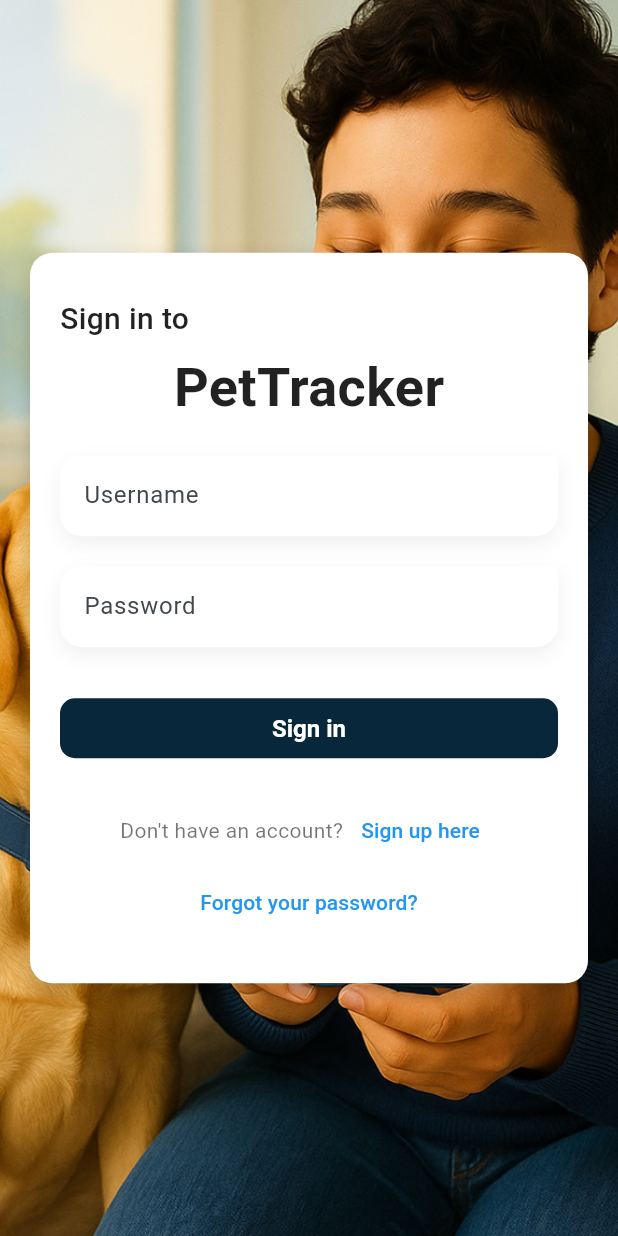
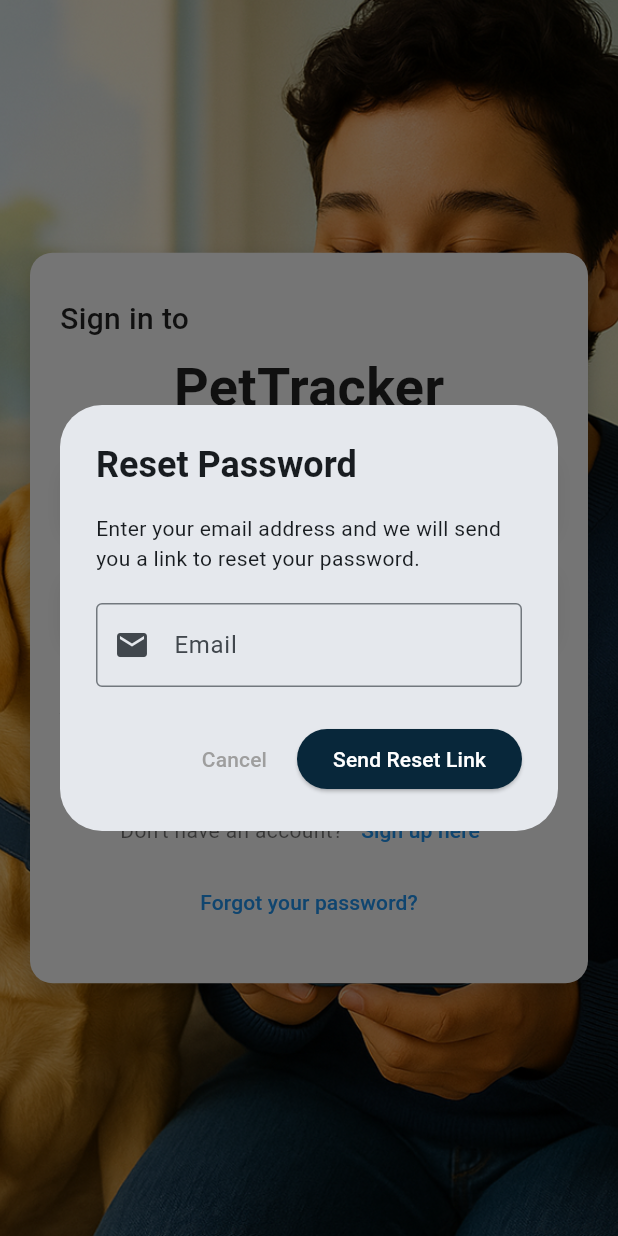
Before and after one commit to Vetlink-Agile-Development/Pet-Tracker-App, a Flutter app: the screen it shows after launch, after a tap on "Forgot your password?", on a phone screen of 412 x 824 dp. Run offline on Flutter 3.47's test engine with Material 3 defaults, Android fonts, the phone set to English and light mode, and no system bars; our stand-ins replace dash_chat_2, dio, fl_chart, flutter_dotenv, flutter_map, flutter_riverpod and 6 more.

Commit message:
feat: reset password added

```diff
--- /dev/null
+++ b/lib/features/auth/domain/datasources/password_reset_datasource.dart
@@ -0,0 +1,4 @@
+
+abstract class PasswordResetDatasource {
+  Future<void> sendPasswordResetEmail(String email);
+}
--- /dev/null
+++ b/lib/features/auth/domain/repositories/password_reset_repository.dart
@@ -0,0 +1,4 @@
+
+abstract class PasswordResetRepository {
+  Future<void> sendPasswordResetEmail(String email);
+}
--- /dev/null
+++ b/lib/features/auth/infrastructure/datasources/password_reset_datasource_impl.dart
@@ -0,0 +1,27 @@
+
+import 'package:dio/dio.dart';
+import 'package:pet_tracker/config/consts/environments.dart';
+import 'package:pet_tracker/features/auth/domain/datasources/password_reset_datasource.dart';
+
+class PasswordResetDatasourceImpl implements PasswordResetDatasource {
+
+  final Dio dio = Dio(BaseOptions(
+    baseUrl: Environment.apiUrl,
+    headers: {
+      'Content-Type': 'application/json',
+      'Accept': 'application/json'
+    },
+  ));
+
+  @override
+  Future<void> sendPasswordResetEmail(String email) async {
+    try {
+      await dio.post(
+        '/password-reset/request',
+        data: {'email': email},
+      );
+    } catch (e) {
+      throw Exception('Failed to send password reset email');
+    }
+  }
+}
--- /dev/null
+++ b/lib/features/auth/infrastructure/repositories/password_reset_repository_impl.dart
@@ -0,0 +1,14 @@
+
+import 'package:pet_tracker/features/auth/domain/datasources/password_reset_datasource.dart';
+import 'package:pet_tracker/features/auth/domain/repositories/password_reset_repository.dart';
+
+class PasswordResetRepositoryImpl implements PasswordResetRepository {
+  final PasswordResetDatasource datasource;
+
+  PasswordResetRepositoryImpl({required this.datasource});
+
+  @override
+  Future<void> sendPasswordResetEmail(String email) {
+    return datasource.sendPasswordResetEmail(email);
+  }
+}
--- /dev/null
+++ b/lib/features/auth/presentation/providers/password_reset_provider.dart
@@ -0,0 +1,69 @@
+import 'package:flutter_riverpod/flutter_riverpod.dart';
+import 'package:pet_tracker/features/auth/domain/repositories/password_reset_repository.dart';
+import 'package:pet_tracker/features/auth/infrastructure/datasources/password_reset_datasource_impl.dart';
+import 'package:pet_tracker/features/auth/infrastructure/repositories/password_reset_repository_impl.dart';
+
+// Estado para el password reset
+class PasswordResetState {
+  final bool isLoading;
+  final String? errorMessage;
+  final bool isSuccess;
+
+  PasswordResetState({
+    this.isLoading = false,
+    this.errorMessage,
+    this.isSuccess = false,
+  });
+
+  PasswordResetState copyWith({
+    bool? isLoading,
+    String? errorMessage,
+    bool? isSuccess,
+  }) {
+    return PasswordResetState(
+      isLoading: isLoading ?? this.isLoading,
+      errorMessage: errorMessage,
+      isSuccess: isSuccess ?? this.isSuccess,
+    );
+  }
+}
+
+// Notifier para manejar el password reset
+class PasswordResetNotifier extends StateNotifier<PasswordResetState> {
+  final PasswordResetRepository repository;
+
+  PasswordResetNotifier({required this.repository})
+      : super(PasswordResetState());
+
+  Future<void> sendPasswordResetEmail(String email) async {
+    state = state.copyWith(isLoading: true, errorMessage: null, isSuccess: false);
+
+    try {
+      await repository.sendPasswordResetEmail(email);
+      state = state.copyWith(isLoading: false, isSuccess: true);
+    } catch (e) {
+      state = state.copyWith(
+        isLoading: false,
+        errorMessage: 'Failed to send password reset email. Please try again.',
+        isSuccess: false,
+      );
+    }
+  }
+
+  void resetState() {
+    state = PasswordResetState();
+  }
+}
+
+// Provider del repositorio
+final passwordResetRepositoryProvider = Provider<PasswordResetRepository>((ref) {
+  final datasource = PasswordResetDatasourceImpl();
+  return PasswordResetRepositoryImpl(datasource: datasource);
+});
+
+// Provider del notifier
+final passwordResetProvider =
+    StateNotifierProvider<PasswordResetNotifier, PasswordResetState>((ref) {
+  final repository = ref.watch(passwordResetRepositoryProvider);
+  return PasswordResetNotifier(repository: repository);
+});
--- a/lib/features/auth/presentation/providers/providers.dart
+++ b/lib/features/auth/presentation/providers/providers.dart
@@ -1 +1,2 @@
 export 'login_form_provider.dart';
+export 'password_reset_provider.dart';
--- a/lib/features/auth/presentation/screens/login_screen.dart
+++ b/lib/features/auth/presentation/screens/login_screen.dart
@@ -105,7 +105,7 @@ class LoginScreen extends ConsumerWidget {
                       ),
                       TextButton(
                         onPressed: () {
-                          // Por ahora no implementamos forgot password
+                          showForgotPasswordDialog(context, ref);
                         },
                         child: const Text(
                           'Forgot your password?',
@@ -120,6 +120,117 @@ class LoginScreen extends ConsumerWidget {
           ],
         ),
       ),
+    );
+  }
+
+  void showForgotPasswordDialog(BuildContext context, WidgetRef ref) {
+    final TextEditingController emailController = TextEditingController();
+    final formKey = GlobalKey<FormState>();
+
+    showDialog(
+      context: context,
+      builder: (BuildContext dialogContext) {
+        return Consumer(
+          builder: (context, ref, child) {
+            final passwordResetState = ref.watch(passwordResetProvider);
+
+            // Escuchar cambios de estado para mostrar mensajes
+            ref.listen(passwordResetProvider, (previous, current) {
+              if (current.isSuccess) {
+                Navigator.of(dialogContext).pop();
+                showSnackBar(
+                  context,
+                  'Password reset email sent successfully. Please check your inbox.',
+                );
+                ref.read(passwordResetProvider.notifier).resetState();
+              } else if (current.errorMessage != null) {
+                showSnackBar(context, current.errorMessage!);
+              }
+            });
+
+            return AlertDialog(
+              title: const Text(
+                'Reset Password',
+                style: TextStyle(fontWeight: FontWeight.bold),
+              ),
+              content: Form(
+                key: formKey,
+                child: Column(
+                  mainAxisSize: MainAxisSize.min,
+                  crossAxisAlignment: CrossAxisAlignment.start,
+                  children: [
+                    const Text(
+                      'Enter your email address and we will send you a link to reset your password.',
+                      style: TextStyle(fontSize: 14),
+                    ),
+                    const SizedBox(height: 20),
+                    TextFormField(
+                      controller: emailController,
+                      keyboardType: TextInputType.emailAddress,
+                      decoration: const InputDecoration(
+                        labelText: 'Email',
+                        border: OutlineInputBorder(),
+                        prefixIcon: Icon(Icons.email),
+                      ),
+                      validator: (value) {
+                        if (value == null || value.isEmpty) {
+                          return 'Please enter your email';
+                        }
+                        if (!RegExp(r'^[\w-\.]+@([\w-]+\.)+[\w-]{2,4}$')
+                            .hasMatch(value)) {
+                          return 'Please enter a valid email';
+                        }
+                        return null;
+                      },
+                      enabled: !passwordResetState.isLoading,
+                    ),
+                  ],
+                ),
+              ),
+              actions: [
+                TextButton(
+                  onPressed: passwordResetState.isLoading
+                      ? null
+                      : () {
+                          emailController.dispose();
+                          Navigator.of(dialogContext).pop();
+                        },
+                  child: const Text(
+                    'Cancel',
+                    style: TextStyle(color: Colors.grey),
+                  ),
+                ),
+                ElevatedButton(
+                  onPressed: passwordResetState.isLoading
+                      ? null
+                      : () {
+                          if (formKey.currentState!.validate()) {
+                            ref
+                                .read(passwordResetProvider.notifier)
+                                .sendPasswordResetEmail(emailController.text.trim());
+                          }
+                        },
+                  style: ElevatedButton.styleFrom(
+                    backgroundColor: const Color(0xFF08273A),
+                    foregroundColor: Colors.white,
+                  ),
+                  child: passwordResetState.isLoading
+                      ? const SizedBox(
+                          height: 20,
+                          width: 20,
+                          child: CircularProgressIndicator(
+                            strokeWidth: 2,
+                            valueColor:
+                                AlwaysStoppedAnimation<Color>(Colors.white),
+                          ),
+                        )
+                      : const Text('Send Reset Link'),
+                ),
+              ],
+            );
+          },
+        );
+      },
     );
   }
 }
```
